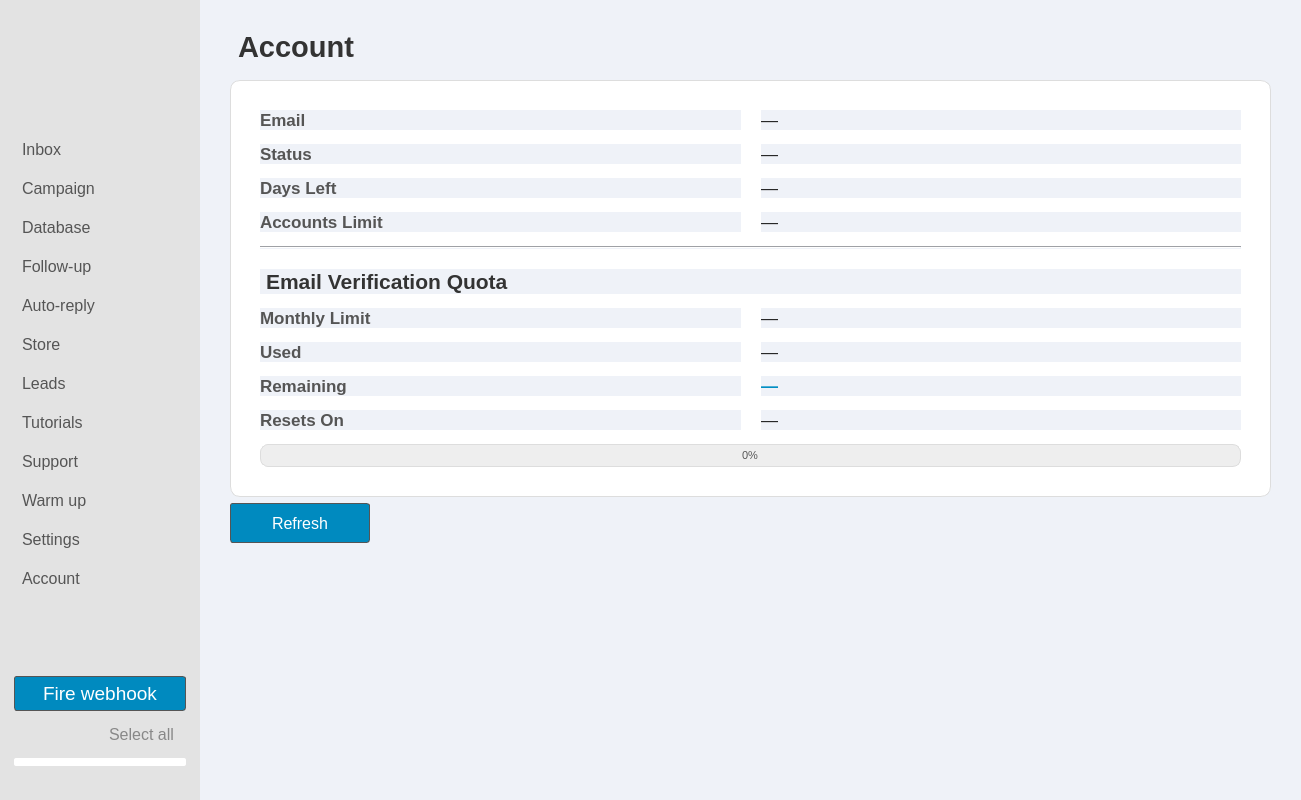
moeezmujahid70/Gmonster-App, file ui/gui.ui: the form before one commit.
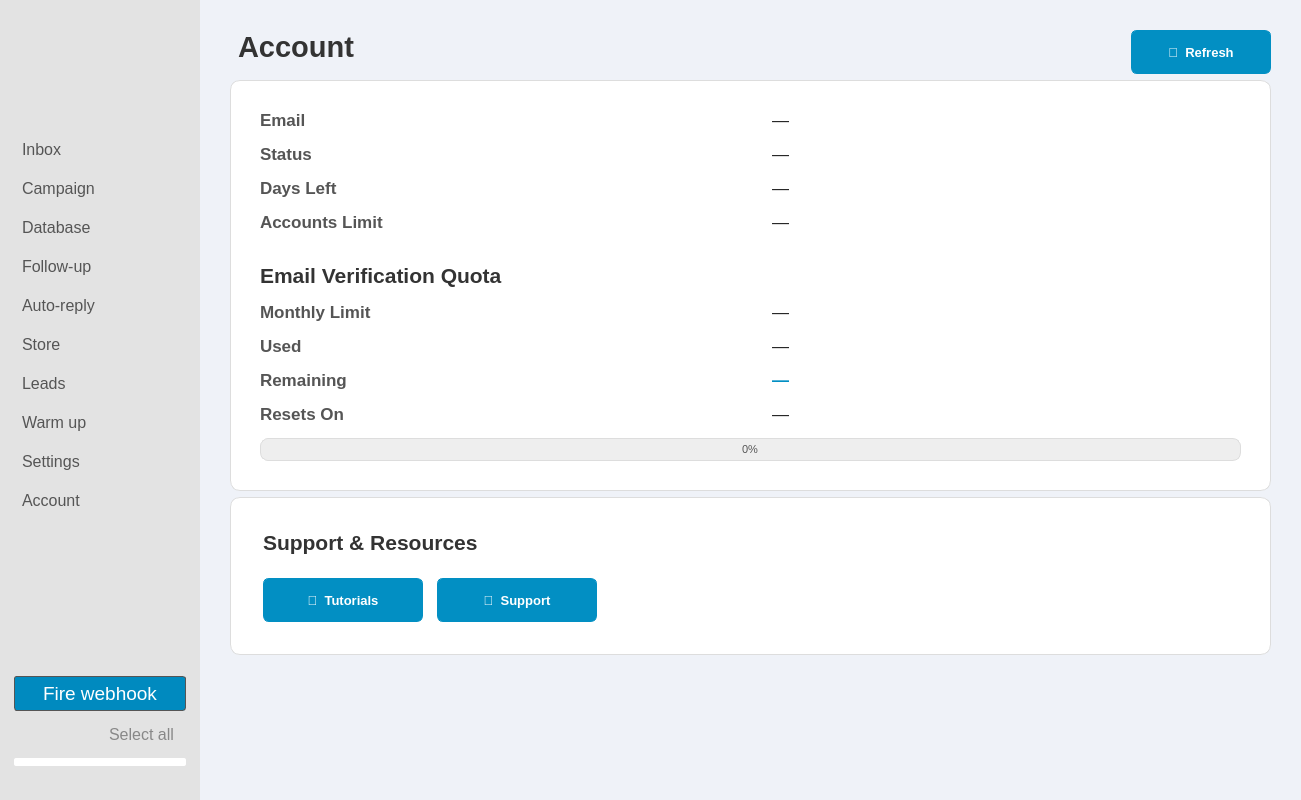
The form after the commit. The open tabs and pages were chosen to show the change. Icons and pictures are not drawn.

Commit message: feat: Refactor navigation to use mappings, move Tutorials and Support links to Account page buttons, and enhance Account page UI.

Diff of the .ui file:
```diff
--- a/ui/gui.ui
+++ b/ui/gui.ui
@@ -220,16 +220,6 @@
                               <string>Leads</string>
                             </property>
                           </item>
-                          <item>
-                            <property name="text">
-                              <string>Tutorials</string>
-                            </property>
-                          </item>
-                          <item>
-                            <property name="text">
-                              <string>Support</string>
-                            </property>
-                          </item>
                           <item>
                             <property name="text">
                               <string>Warm up</string>
@@ -8224,21 +8214,84 @@
                   <number>30</number>
                 </property>
                 <item>
-                  <widget class="QLabel" name="label_account_title">
-                    <property name="font">
-                      <font>
-                        <family>Arial</family>
-                        <pointsize>22</pointsize>
-                        <bold>true</bold>
-                      </font>
-                    </property>
-                    <property name="styleSheet">
-                      <string notr="true">color: #333; margin-bottom: 10px;</string>
-                    </property>
-                    <property name="text">
-                      <string>Account</string>
-                    </property>
-                  </widget>
+                  <layout class="QHBoxLayout" name="hLayout_account_header">
+                    <item>
+                      <widget class="QLabel" name="label_account_title">
+                        <property name="font">
+                          <font>
+                            <family>Arial</family>
+                            <pointsize>22</pointsize>
+                            <bold>true</bold>
+                          </font>
+                        </property>
+                        <property name="styleSheet">
+                          <string notr="true">color: #333; margin-bottom: 10px;</string>
+                        </property>
+                        <property name="text">
+                          <string>Account</string>
+                        </property>
+                      </widget>
+                    </item>
+                    <item>
+                      <spacer name="spacer_account_header">
+                        <property name="orientation">
+                          <enum>Qt::Horizontal</enum>
+                        </property>
+                        <property name="sizeHint" stdset="0">
+                          <size>
+                            <width>40</width>
+                            <height>20</height>
+                          </size>
+                        </property>
+                      </spacer>
+                    </item>
+                    <item>
+                      <widget class="QPushButton" name="pushButton_account_refresh">
+                        <property name="minimumSize">
+                          <size>
+                            <width>140</width>
+                            <height>40</height>
+                          </size>
+                        </property>
+                        <property name="maximumSize">
+                          <size>
+                            <width>160</width>
+                            <height>44</height>
+                          </size>
+                        </property>
+                        <property name="font">
+                          <font>
+                            <family>Arial</family>
+                            <pointsize>13</pointsize>
+                            <bold>true</bold>
+                          </font>
+                        </property>
+                        <property name="styleSheet">
+                          <string notr="true">QPushButton {
+    border: 1px solid #028fc3;
+    border-radius: 6px;
+    background-color: #028fc3;
+    color: #fff;
+    padding: 10px 24px;
+    font-family: Arial;
+    font-size: 13px;
+    font-weight: bold;
+}
+QPushButton:hover {
+    background-color: #026fa0;
+    color: #fff;
+}
+QPushButton:pressed {
+    background-color: #015c85;
+    color: #fff;
+}</string>
+                        </property>
+                        <property name="text">
+                          <string>🔄  Refresh</string>
+                        </property>
+                      </widget>
+                    </item>
+                  </layout>
                 </item>
                 <item>
                   <widget class="QFrame" name="frame_account_card">
@@ -8248,6 +8301,12 @@
     border-radius: 10px;
     border: 1px solid #ddd;
     padding: 20px;
+}
+QFrame#frame_account_card QWidget {
+    background-color: transparent;
+}
+QFrame#frame_account_card QLabel {
+    background-color: transparent;
 }</string>
                     </property>
                     <property name="frameShape">
@@ -8278,6 +8337,16 @@
                         </widget>
                       </item>
                       <item row="0" column="1">
+                        <widget class="Line" name="vline_account_email">
+                          <property name="styleSheet">
+                            <string notr="true">color: #ddd;</string>
+                          </property>
+                          <property name="orientation">
+                            <enum>Qt::Vertical</enum>
+                          </property>
+                        </widget>
+                      </item>
+                      <item row="0" column="2">
                         <widget class="QLabel" name="label_account_email_val">
                           <property name="font">
                             <font>
@@ -8311,6 +8380,16 @@
                         </widget>
                       </item>
                       <item row="1" column="1">
+                        <widget class="Line" name="vline_account_status">
+                          <property name="styleSheet">
+                            <string notr="true">color: #ddd;</string>
+                          </property>
+                          <property name="orientation">
+                            <enum>Qt::Vertical</enum>
+                          </property>
+                        </widget>
+                      </item>
+                      <item row="1" column="2">
                         <widget class="QLabel" name="label_account_status_val">
                           <property name="font">
                             <font>
@@ -8344,6 +8423,16 @@
                         </widget>
                       </item>
                       <item row="2" column="1">
+                        <widget class="Line" name="vline_account_days">
+                          <property name="styleSheet">
+                            <string notr="true">color: #ddd;</string>
+                          </property>
+                          <property name="orientation">
+                            <enum>Qt::Vertical</enum>
+                          </property>
+                        </widget>
+                      </item>
+                      <item row="2" column="2">
                         <widget class="QLabel" name="label_account_days_left_val">
                           <property name="font">
                             <font>
@@ -8377,6 +8466,16 @@
                         </widget>
                       </item>
                       <item row="3" column="1">
+                        <widget class="Line" name="vline_account_limit">
+                          <property name="styleSheet">
+                            <string notr="true">color: #ddd;</string>
+                          </property>
+                          <property name="orientation">
+                            <enum>Qt::Vertical</enum>
+                          </property>
+                        </widget>
+                      </item>
+                      <item row="3" column="2">
                         <widget class="QLabel" name="label_account_acc_limit_val">
                           <property name="font">
                             <font>
@@ -8392,14 +8491,14 @@
                           </property>
                         </widget>
                       </item>
-                      <item row="4" column="0" colspan="2">
+                      <item row="4" column="0" colspan="3">
                         <widget class="Line" name="line_account_sep1">
                           <property name="orientation">
                             <enum>Qt::Horizontal</enum>
                           </property>
                         </widget>
                       </item>
-                      <item row="5" column="0" colspan="2">
+                      <item row="5" column="0" colspan="3">
                         <widget class="QLabel" name="label_account_verif_title">
                           <property name="font">
                             <font>
@@ -8409,7 +8508,7 @@
                             </font>
                           </property>
                           <property name="styleSheet">
-                            <string notr="true">color: #333; margin-top: 6px;</string>
+                            <string notr="true">color: #333;</string>
                           </property>
                           <property name="text">
                             <string>Email Verification Quota</string>
@@ -8434,6 +8533,16 @@
                         </widget>
                       </item>
                       <item row="6" column="1">
+                        <widget class="Line" name="vline_account_verif_limit">
+                          <property name="styleSheet">
+                            <string notr="true">color: #ddd;</string>
+                          </property>
+                          <property name="orientation">
+                            <enum>Qt::Vertical</enum>
+                          </property>
+                        </widget>
+                      </item>
+                      <item row="6" column="2">
                         <widget class="QLabel" name="label_account_verif_limit_val">
                           <property name="font">
                             <font>
@@ -8467,6 +8576,16 @@
                         </widget>
                       </item>
                       <item row="7" column="1">
+                        <widget class="Line" name="vline_account_verif_used">
+                          <property name="styleSheet">
+                            <string notr="true">color: #ddd;</string>
+                          </property>
+                          <property name="orientation">
+                            <enum>Qt::Vertical</enum>
+                          </property>
+                        </widget>
+                      </item>
+                      <item row="7" column="2">
                         <widget class="QLabel" name="label_account_verif_used_val">
                           <property name="font">
                             <font>
@@ -8500,6 +8619,16 @@
                         </widget>
                       </item>
                       <item row="8" column="1">
+                        <widget class="Line" name="vline_account_verif_rem">
+                          <property name="styleSheet">
+                            <string notr="true">color: #ddd;</string>
+                          </property>
+                          <property name="orientation">
+                            <enum>Qt::Vertical</enum>
+                          </property>
+                        </widget>
+                      </item>
+                      <item row="8" column="2">
                         <widget class="QLabel" name="label_account_verif_remaining_val">
                           <property name="font">
                             <font>
@@ -8534,6 +8663,16 @@
                         </widget>
                       </item>
                       <item row="9" column="1">
+                        <widget class="Line" name="vline_account_verif_reset">
+                          <property name="styleSheet">
+                            <string notr="true">color: #ddd;</string>
+                          </property>
+                          <property name="orientation">
+                            <enum>Qt::Vertical</enum>
+                          </property>
+                        </widget>
+                      </item>
+                      <item row="9" column="2">
                         <widget class="QLabel" name="label_account_verif_reset_val">
                           <property name="font">
                             <font>
@@ -8549,7 +8688,7 @@
                           </property>
                         </widget>
                       </item>
-                      <item row="10" column="0" colspan="2">
+                      <item row="10" column="0" colspan="3">
                         <widget class="QProgressBar" name="progressBar_account_verif">
                           <property name="minimumSize">
                             <size>
@@ -8583,44 +8722,180 @@
                   </widget>
                 </item>
                 <item>
-                  <widget class="QPushButton" name="pushButton_account_refresh">
-                    <property name="minimumSize">
-                      <size>
-                        <width>140</width>
-                        <height>40</height>
-                      </size>
-                    </property>
-                    <property name="maximumSize">
-                      <size>
-                        <width>140</width>
-                        <height>40</height>
-                      </size>
-                    </property>
-                    <property name="font">
-                      <font>
-                        <family>Arial</family>
-                        <pointsize>12</pointsize>
-                      </font>
-                    </property>
+                  <widget class="QFrame" name="frame_account_links">
                     <property name="styleSheet">
-                      <string notr="true">QPushButton {
-    border: 1px solid #555;
-    border-radius: 3px;
-    background: rgba(0, 138, 191);
-    padding: 5px 28px;
-    color: rgb(255, 255, 255);
+                      <string notr="true">QFrame#frame_account_links {
+    background-color: #fff;
+    border-radius: 10px;
+    border: 1px solid #ddd;
+    padding: 16px;
 }
-QPushButton:hover {
-    background: rgba(0, 138, 191, 0.6);
+QFrame#frame_account_links QWidget {
+    background-color: transparent;
 }
-QPushButton:pressed {
-    border-style: inset;
-    background: rgb(0, 138, 191);
+QFrame#frame_account_links QLabel {
+    background-color: transparent;
 }</string>
                     </property>
-                    <property name="text">
-                      <string>Refresh</string>
+                    <property name="frameShape">
+                      <enum>QFrame::StyledPanel</enum>
                     </property>
+                    <layout class="QVBoxLayout" name="vLayout_account_links">
+                      <property name="leftMargin">
+                        <number>16</number>
+                      </property>
+                      <property name="topMargin">
+                        <number>16</number>
+                      </property>
+                      <property name="rightMargin">
+                        <number>16</number>
+                      </property>
+                      <property name="bottomMargin">
+                        <number>16</number>
+                      </property>
+                      <property name="spacing">
+                        <number>10</number>
+                      </property>
+                      <item>
+                        <widget class="QLabel" name="label_account_links_title">
+                          <property name="font">
+                            <font>
+                              <family>Arial</family>
+                              <pointsize>16</pointsize>
+                              <bold>true</bold>
+                            </font>
+                          </property>
+                          <property name="styleSheet">
+                            <string notr="true">color: #333;</string>
+                          </property>
+                          <property name="text">
+                            <string>Support &amp; Resources</string>
+                          </property>
+                        </widget>
+                      </item>
+                      <item>
+                        <widget class="Line" name="line_account_links_sep">
+                          <property name="styleSheet">
+                            <string notr="true">color: #eee;</string>
+                          </property>
+                          <property name="orientation">
+                            <enum>Qt::Horizontal</enum>
+                          </property>
+                        </widget>
+                      </item>
+                      <item>
+                        <layout class="QHBoxLayout" name="hLayout_account_links_btns">
+                          <property name="spacing">
+                            <number>14</number>
+                          </property>
+                          <item>
+                            <widget class="QPushButton" name="pushButton_account_tutorials">
+                              <property name="minimumSize">
+                                <size>
+                                  <width>160</width>
+                                  <height>44</height>
+                                </size>
+                              </property>
+                              <property name="maximumSize">
+                                <size>
+                                  <width>200</width>
+                                  <height>44</height>
+                                </size>
+                              </property>
+                              <property name="font">
+                                <font>
+                                  <family>Arial</family>
+                                  <pointsize>13</pointsize>
+                                  <bold>true</bold>
+                                </font>
+                              </property>
+                              <property name="styleSheet">
+                                <string notr="true">QPushButton {
+    border: 1px solid #028fc3;
+    border-radius: 6px;
+    color: #fff;
+    background-color: #028fc3;
+    padding: 10px 24px;
+    font-family: Arial;
+    font-size: 13px;
+    font-weight: bold;
+}
+QPushButton:hover {
+    background-color: #026fa0;
+    color: #fff;
+}
+QPushButton:pressed {
+    background-color: #015c85;
+    color: #fff;
+}</string>
+                              </property>
+                              <property name="text">
+                                <string>📖  Tutorials</string>
+                              </property>
+                            </widget>
+                          </item>
+                          <item>
+                            <widget class="QPushButton" name="pushButton_account_support">
+                              <property name="minimumSize">
+                                <size>
+                                  <width>160</width>
+                                  <height>44</height>
+                                </size>
+                              </property>
+                              <property name="maximumSize">
+                                <size>
+                                  <width>200</width>
+                                  <height>44</height>
+                                </size>
+                              </property>
+                              <property name="font">
+                                <font>
+                                  <family>Arial</family>
+                                  <pointsize>13</pointsize>
+                                  <bold>true</bold>
+                                </font>
+                              </property>
+                              <property name="styleSheet">
+                                <string notr="true">QPushButton {
+    border: 1px solid #028fc3;
+    border-radius: 6px;
+    color: #fff;
+    background-color: #028fc3;
+    padding: 10px 24px;
+    font-family: Arial;
+    font-size: 13px;
+    font-weight: bold;
+}
+QPushButton:hover {
+    background-color: #026fa0;
+    color: #fff;
+}
+QPushButton:pressed {
+    background-color: #015c85;
+    color: #fff;
+}</string>
+                              </property>
+                              <property name="text">
+                                <string>💬  Support</string>
+                              </property>
+                            </widget>
+                          </item>
+                          <item>
+                            <spacer name="spacer_links_right">
+                              <property name="orientation">
+                                <enum>Qt::Horizontal</enum>
+                              </property>
+                              <property name="sizeHint" stdset="0">
+                                <size>
+                                  <width>40</width>
+                                  <height>20</height>
+                                </size>
+                              </property>
+                            </spacer>
+                          </item>
+                        </layout>
+                      </item>
+                    </layout>
                   </widget>
                 </item>
                 <item>
```
Left out of the diff: 1 changed line with no effect on the pictures. The commit also changes 2 other files.
